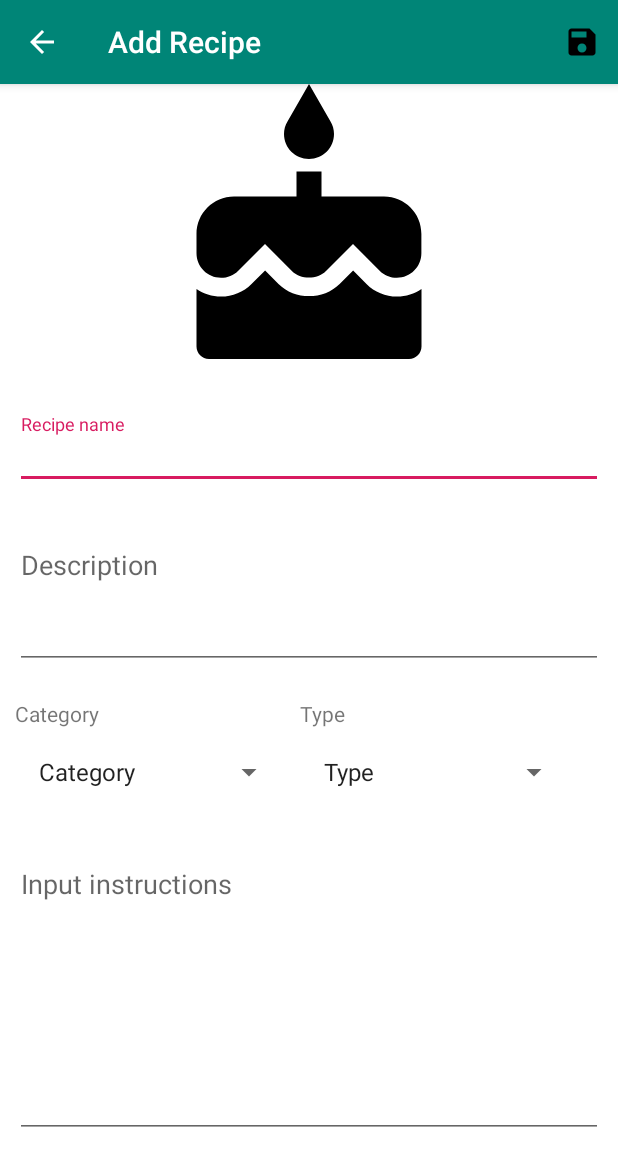
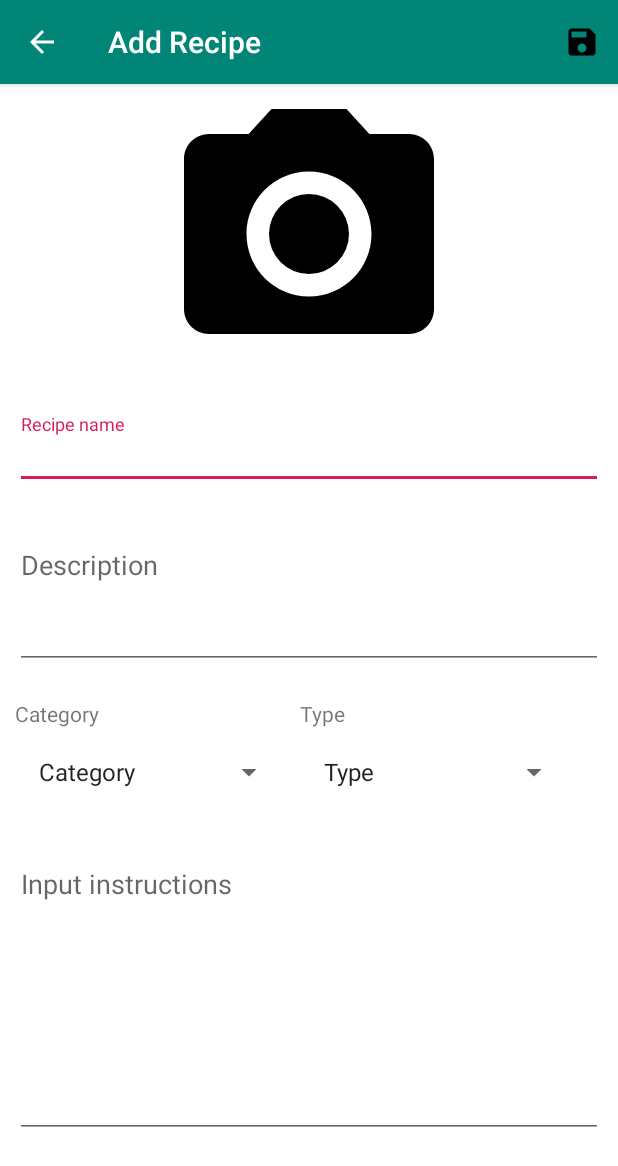
Before and after one commit to martinso95/FoodRecipeManagerAndroidApplication, an Android app: the AddRecipeActivity screen opened directly, with no data from a screen before it, on a phone screen of 412 x 824 dp. Shown: the top 1166 px of the screen. Run offline under Robolectric (Android 15) with nearby library versions, the phone set to English and light mode, and no system bars.

Commit message:
Add photo selection and save in AddRecipeActivity

```diff
--- a/FoodRecipeManager/app/src/main/java/martin/so/foodrecipemanager/ui/recipes/RecipeDetailsActivity.java
+++ b/FoodRecipeManager/app/src/main/java/martin/so/foodrecipemanager/ui/recipes/RecipeDetailsActivity.java
@@ -87,8 +87,8 @@ public class RecipeDetailsActivity extends AppCompatActivity {
             startActivityForResult(intent, PICK_IMAGE);
         });
 
-//        recipePhoto.setFocusable(false);
-//        recipePhoto.setEnabled(false);
+        recipePhoto.setFocusable(false);
+        recipePhoto.setEnabled(false);
 
         recipeName.setFocusable(false);
         recipeName.setEnabled(false);
--- a/FoodRecipeManager/app/src/main/res/layout/activity_add_recipe.xml
+++ b/FoodRecipeManager/app/src/main/res/layout/activity_add_recipe.xml
@@ -11,20 +11,19 @@
         android:paddingRight="10dp"
         tools:context=".ui.recipes.AddRecipeActivity">
 
-        <ImageView
-            android:id="@+id/imageViewRecipePhotoAddRecipe"
+        <ImageButton
+            android:id="@+id/imageButtonRecipePhotoAddRecipe"
             android:layout_width="200dp"
             android:layout_height="200dp"
             android:layout_centerHorizontal="true"
             android:layout_marginBottom="20dp"
-            android:contentDescription="placeholder"
-            android:src="@drawable/ic_cake_black_24dp" />
+            android:background="@drawable/ic_camera_black_24dp" />
 
         <com.google.android.material.textfield.TextInputLayout
             android:id="@+id/textInputLayoutRecipeNameAddRecipe"
             android:layout_width="match_parent"
             android:layout_height="50dp"
-            android:layout_below="@id/imageViewRecipePhotoAddRecipe"
+            android:layout_below="@id/imageButtonRecipePhotoAddRecipe"
             android:layout_marginBottom="20dp"
             android:textSize="15sp">
 
```
Also changed, not shown: FoodRecipeManager/app/src/main/java/martin/so/foodrecipemanager/ui/recipes/AddRecipeActivity.java (+46 -1 lines).
